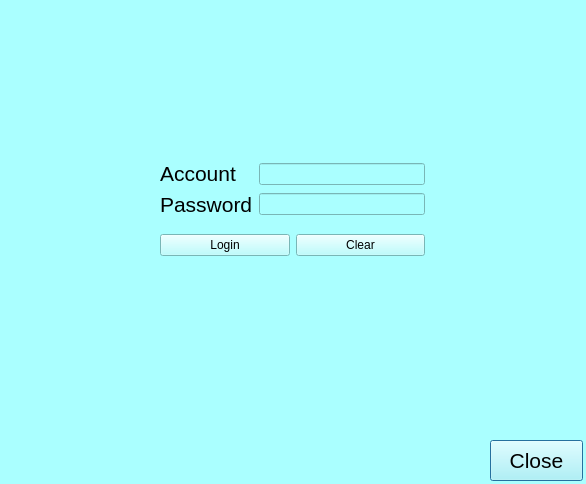
Above: loginpage.ui from Ling2251/CS1D-Project-2-Baseball-Project before the change. Below: the same form after it.
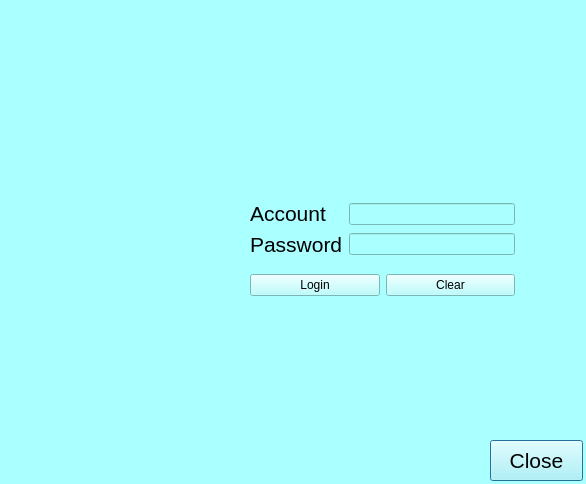
That is the form after the change. Icons and pictures are not drawn.

```diff
--- a/loginpage.ui
+++ b/loginpage.ui
@@ -50,8 +50,8 @@
   <widget class="QWidget" name="layoutWidget">
    <property name="geometry">
     <rect>
-     <x>160</x>
-     <y>150</y>
+     <x>250</x>
+     <y>190</y>
      <width>265</width>
      <height>117</height>
     </rect>
@@ -126,6 +126,22 @@
     </item>
    </layout>
   </widget>
+  <widget class="QLabel" name="label_4">
+   <property name="geometry">
+    <rect>
+     <x>40</x>
+     <y>180</y>
+     <width>171</width>
+     <height>131</height>
+    </rect>
+   </property>
+   <property name="styleSheet">
+    <string notr="true">image: url(:/1.png/Administration.png);</string>
+   </property>
+   <property name="text">
+    <string/>
+   </property>
+  </widget>
  </widget>
  <resources/>
  <connections/>
```
